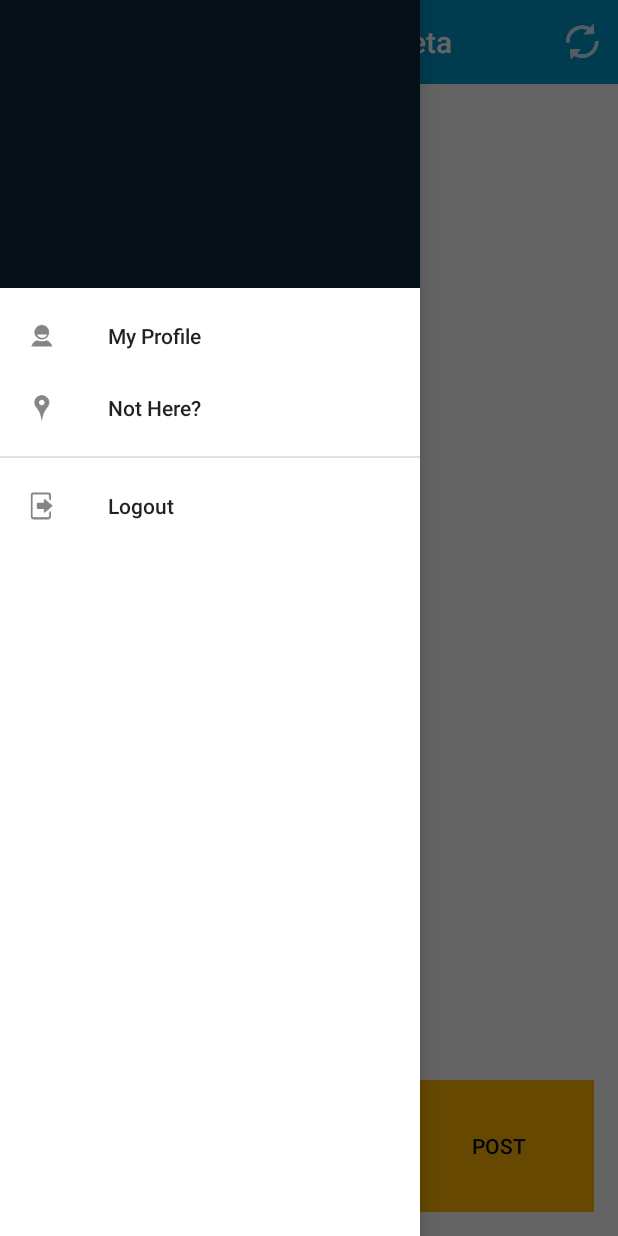
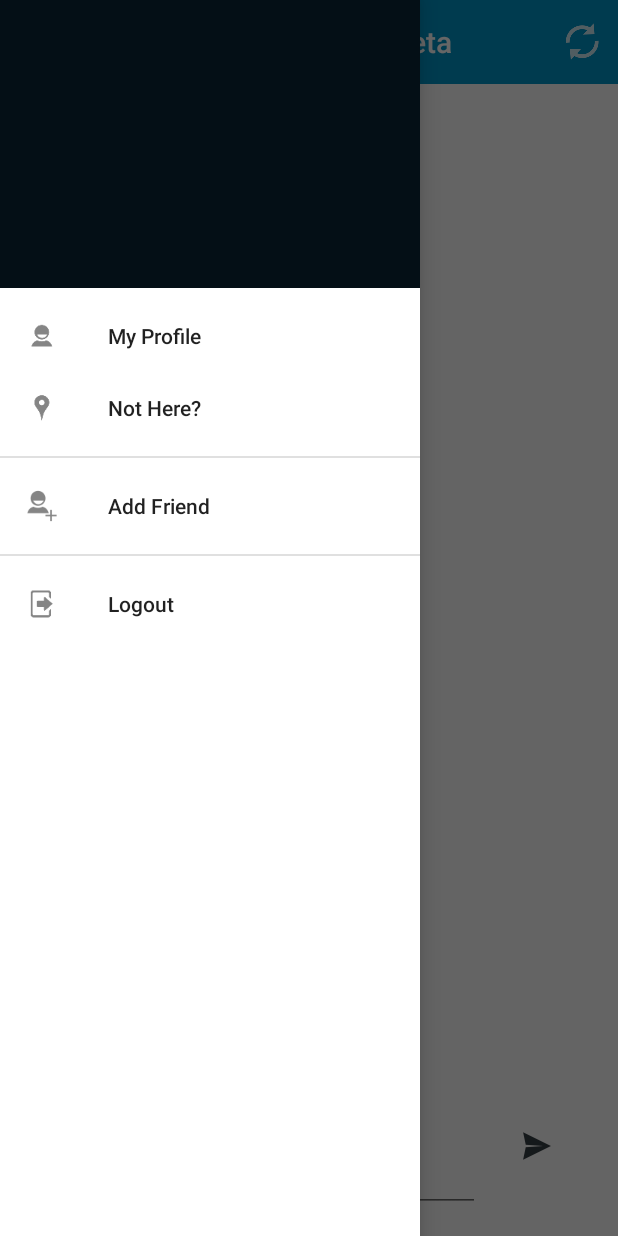
Before and after one commit to stamlercas/PlaceTalkr, an Android app: the MainActivity screen opened directly, with no data from a screen before it, with the side drawer open, on a phone screen of 412 x 824 dp. Run offline under Robolectric (Android 15) with nearby library versions, the phone set to English and light mode, and no system bars; 4 statements that could not run were skipped.

Commit message:
Changed Buttons and layout

```diff
--- a/SocialMediaProject/app/src/main/java/com/stamler/socialmediaproject/CommentsActivity.java
+++ b/SocialMediaProject/app/src/main/java/com/stamler/socialmediaproject/CommentsActivity.java
@@ -11,6 +11,7 @@ import android.view.MenuItem;
 import android.view.View;
 import android.widget.Button;
 import android.widget.EditText;
+import android.widget.ImageButton;
 import android.widget.ListAdapter;
 import android.widget.ListView;
 import android.widget.SimpleAdapter;
@@ -34,7 +35,7 @@ public class CommentsActivity extends AppCompatActivity {
     protected ListAdapter adapter;
     protected ListView list;
 
-    protected Button btnSubmit;
+    protected ImageButton btnSubmit;
     protected EditText txtSubmit;
 
     protected UserLocalStore userLocalStore;
@@ -62,7 +63,7 @@ public class CommentsActivity extends AppCompatActivity {
 
         list = (ListView)findViewById(R.id.list);
 
-        btnSubmit = (Button)findViewById(R.id.btnSubmit);
+        btnSubmit = (ImageButton)findViewById(R.id.btnSubmit);
         txtSubmit = (EditText)findViewById(R.id.txtSubmit);
 
         btnSubmit.setOnClickListener(new View.OnClickListener() {
--- a/SocialMediaProject/app/src/main/java/com/stamler/socialmediaproject/MainActivity.java
+++ b/SocialMediaProject/app/src/main/java/com/stamler/socialmediaproject/MainActivity.java
@@ -22,6 +22,7 @@ import android.view.MenuItem;
 import android.view.View;
 import android.widget.AdapterView;
 import android.widget.Button;
+import android.widget.ImageButton;
 import android.widget.ListAdapter;
 import android.widget.ListView;
 import android.widget.SimpleAdapter;
@@ -56,7 +57,7 @@ public class MainActivity extends AppCompatActivity implements GoogleApiClient.C
     protected ListView list;
     protected JSONObject jObj;
     protected ListAdapter adapter;
-    protected Button btnPost;
+    protected ImageButton btnPost;
     protected TextView txtPost;
 
     private GoogleApiClient mGoogleApiClient;
@@ -110,7 +111,7 @@ public class MainActivity extends AppCompatActivity implements GoogleApiClient.C
         jObj = new JSONObject();
         txtPost = (TextView)findViewById(R.id.txtPost);
         list = (ListView)findViewById(R.id.list);
-        btnPost = (Button)findViewById(R.id.btnPost);
+        btnPost = (ImageButton)findViewById(R.id.btnPost);
         //listeners
         list.setOnItemClickListener(new AdapterView.OnItemClickListener() {
             @Override
@@ -380,32 +381,17 @@ public class MainActivity extends AppCompatActivity implements GoogleApiClient.C
         result.setResultCallback(new ResultCallback<PlaceLikelihoodBuffer>() {
             @Override
             public void onResult(PlaceLikelihoodBuffer likelyPlaces) {
-                PlaceLikelihood nearest = new PlaceLikelihood() {
-                    @Override
-                    public float getLikelihood() {
-                        return 0;
+                PlaceLikelihood nearest = null;
+                for (PlaceLikelihood placeLikelihood : likelyPlaces) {
+                    if (nearest != null) {
+                        if (placeLikelihood.getLikelihood() > nearest.getLikelihood()) {   //short circuting
+                            nearest = placeLikelihood;
+                            place = nearest.getPlace();
+                        }
                     }
-
-                    @Override
-                    public Place getPlace() {
-                        return null;
-                    }
-
-                    @Override
-                    public PlaceLikelihood freeze() {
-                        return null;
-                    }
-
-                    @Override
-                    public boolean isDataValid() {
-                        return false;
-                    }
-                };
-                for (PlaceLikelihood placeLikelihood : likelyPlaces) {
-                    if (placeLikelihood.getLikelihood() > nearest.getLikelihood()) {
+                    //if its null, then the first place is the most likely
+                    else
                         nearest = placeLikelihood;
-                        place = nearest.getPlace();
-                    }
                     //maybe this isn't a good idea..
                     //if (placeLikelihood.getLikelihood() > 0.00000)
                     places.add(placeLikelihood.getPlace());
--- a/SocialMediaProject/app/src/main/java/com/stamler/socialmediaproject/ServerRequests.java
+++ b/SocialMediaProject/app/src/main/java/com/stamler/socialmediaproject/ServerRequests.java
@@ -33,7 +33,7 @@ import java.util.ArrayList;
 public class ServerRequests {
     ProgressDialog progressDialog;
     public final static int CONNECTION_TIMEOUT = 1000 * 15;
-    public final static String SERVER_ADDRESS = "http://10.0.0.84/android/";
+    public final static String SERVER_ADDRESS = "http://cisprod.clarion.edu/~s_castamler/";
     public final static String SUCCESS = "success";
 
     protected int postID;
--- a/SocialMediaProject/app/src/main/res/layout/activity_main.xml
+++ b/SocialMediaProject/app/src/main/res/layout/activity_main.xml
@@ -58,7 +58,7 @@
                     <RelativeLayout
                         android:layout_width="0dp"
                         android:layout_height="wrap_content"
-                        android:layout_weight=".67">
+                        android:layout_weight=".8">
 
                         <EditText
                             android:layout_width="match_parent"
@@ -69,12 +69,13 @@
                             android:maxLength="145" />
                     </RelativeLayout>
 
-                    <Button
+                    <ImageButton
+                        android:background="@null"
                         android:layout_width="0dp"
                         android:layout_height="match_parent"
-                        android:text="@string/btnPost"
                         android:id="@+id/btnPost"
-                        android:layout_weight=".33"
+                        android:layout_weight=".2"
+                        android:src="@drawable/ic_send"
                         style="@style/ButtonTheme" />
 
                 </LinearLayout>
--- a/SocialMediaProject/app/src/main/res/menu/drawer_view.xml
+++ b/SocialMediaProject/app/src/main/res/menu/drawer_view.xml
@@ -13,6 +13,14 @@
             android:title="@string/action_findPlace" />
     </group>
     <group
+        android:id="@+id/menu_friends"
+        android:checkableBehavior="single">
+        <item
+            android:id="@+id/navAddFriend"
+            android:icon="@drawable/ic_add_friend"
+            android:title="@string/title_activity_add_friend" />
+    </group>
+    <group
         android:id="@+id/menu_bottom"
         android:checkableBehavior="single">
         <item
--- a/SocialMediaProject/app/src/main/res/values/strings.xml
+++ b/SocialMediaProject/app/src/main/res/values/strings.xml
@@ -26,4 +26,6 @@
     <string name="drawer_open">Open navigation drawer</string>
     <string name="drawer_close">Close navigation drawer</string>
     <string name="title_activity_profile">Profile</string>
+    <string name="title_activity_add_friend">Add Friend</string>
+    <string name="menu_search">Search</string>
 </resources>
```
Also changed, not shown: SocialMediaProject/app/src/main/AndroidManifest.xml (+8 -2 lines), SocialMediaProject/app/src/main/java/com/stamler/socialmediaproject/AddFriendActivity.java (added, +29 -0 lines), SocialMediaProject/app/src/main/res/layout/activity_add_friend.xml (added, +15 -0 lines), SocialMediaProject/app/src/main/res/layout/activity_comments.xml (+5 -4 lines), SocialMediaProject/app/src/main/res/layout/content_add_friend.xml (added, +15 -0 lines), SocialMediaProject/app/src/main/res/menu/menu_add_friend.xml (added, +11 -0 lines), SocialMediaProject/app/src/main/res/drawable-hdpi/ic_add_friend.png (added), SocialMediaProject/app/src/main/res/drawable-hdpi/ic_send.png (added), SocialMediaProject/app/src/main/res/drawable-mdpi/ic_add_friend.png (added), SocialMediaProject/app/src/main/res/drawable-mdpi/ic_send.png (added), SocialMediaProject/app/src/main/res/drawable-xhdpi/ic_add_friend.png (added), SocialMediaProject/app/src/main/res/drawable-xhdpi/ic_send.png (added), SocialMediaProject/app/src/main/res/drawable-xxhdpi/ic_add_friend.png (added), SocialMediaProject/app/src/main/res/drawable-xxhdpi/ic_send.png (added).
